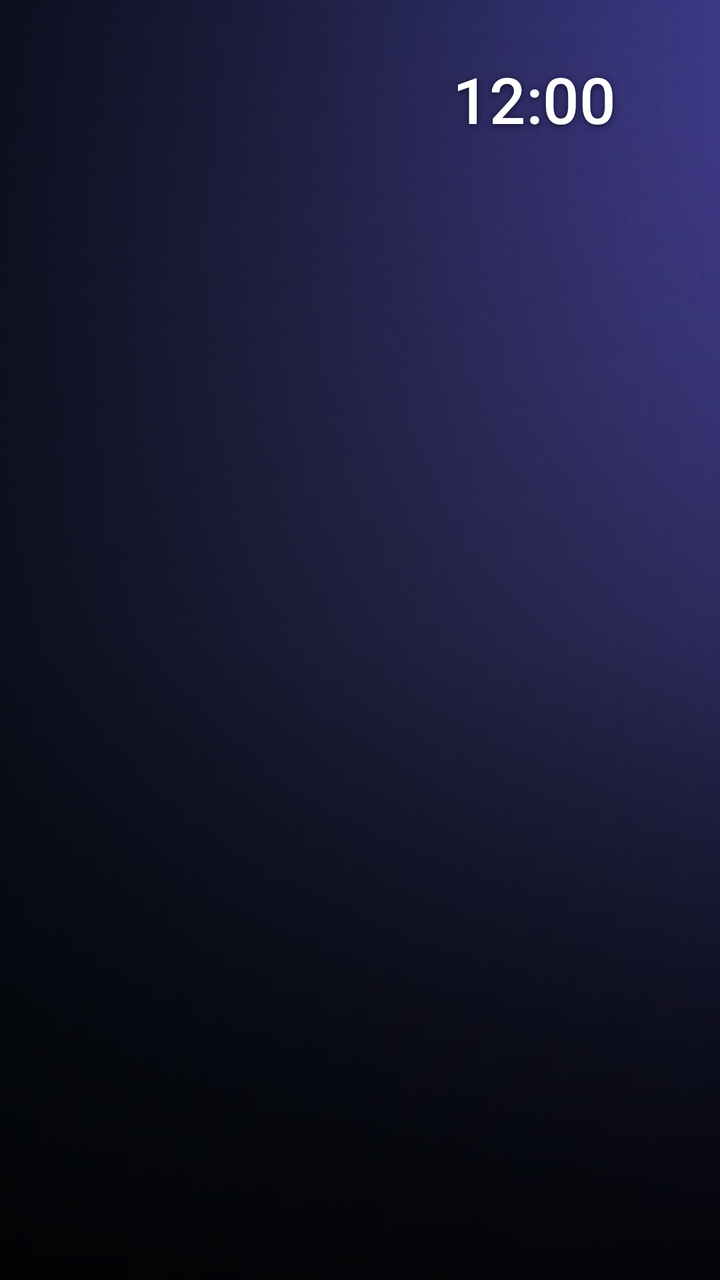
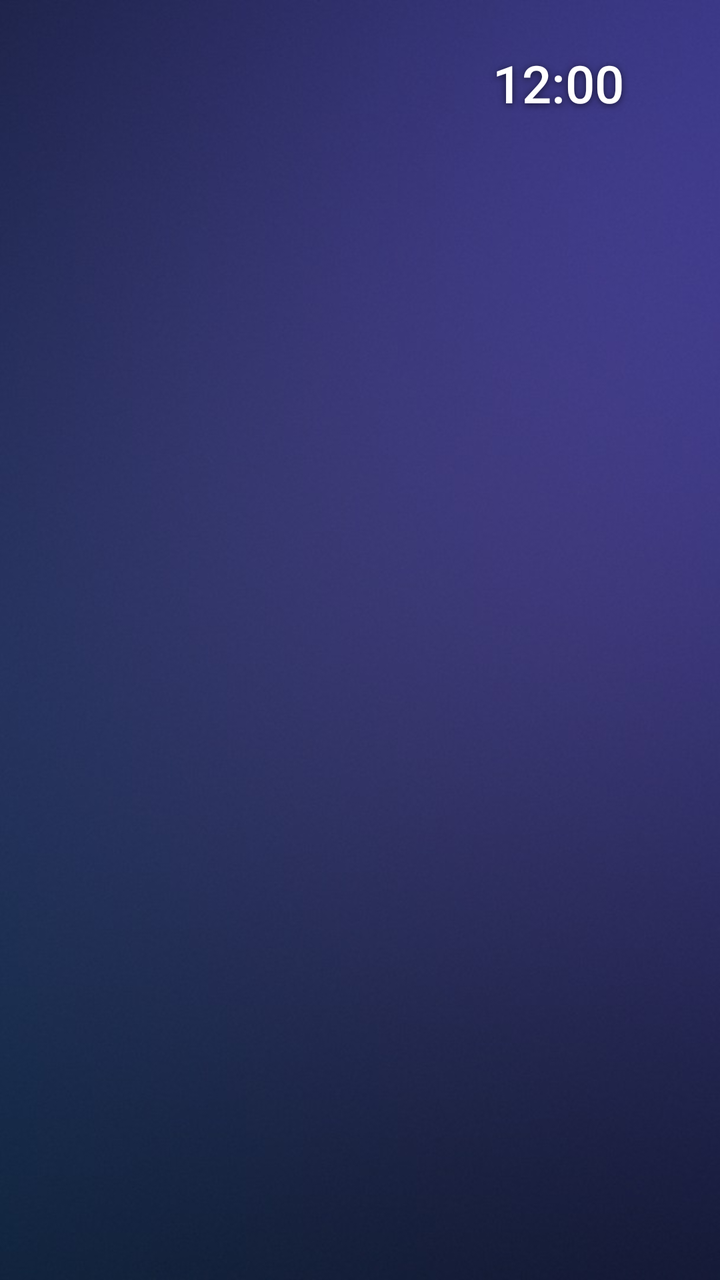

The first picture is an Android layout as it rendered before a commit; the second is the same layout after the commit. The layout source and the unified diff follow.
<!-- AndroidManifest.xml: application theme Theme.Uzi -->
<!-- res/layout/activity_main.xml -->
<?xml version="1.0" encoding="utf-8"?>
<FrameLayout xmlns:android="http://schemas.android.com/apk/res/android"
    android:id="@+id/root"
    android:layout_width="match_parent"
    android:layout_height="match_parent"
    android:background="#000000"
    android:clipChildren="false"
    android:clipToPadding="false">

    <ImageView android:id="@+id/wall" android:layout_width="match_parent" android:layout_height="match_parent"
        android:scaleType="centerCrop" android:src="@drawable/wallpaper" android:importantForAccessibility="no" />
    <ImageView android:id="@+id/bgA" android:layout_width="match_parent" android:layout_height="match_parent"
        android:scaleType="centerCrop" android:alpha="0" android:importantForAccessibility="no" />
    <ImageView android:id="@+id/bgB" android:layout_width="match_parent" android:layout_height="match_parent"
        android:scaleType="centerCrop" android:alpha="0" android:importantForAccessibility="no" />
    <View android:layout_width="match_parent" android:layout_height="match_parent" android:background="@drawable/scrim" />
    <View android:layout_width="match_parent" android:layout_height="match_parent" android:background="@drawable/scrim_left" />

    <TextClock android:id="@+id/clock"
        android:layout_width="wrap_content" android:layout_height="wrap_content"
        android:layout_gravity="top|end"
        android:layout_marginTop="28dp" android:layout_marginEnd="52dp"
        android:format12Hour="h:mm" android:format24Hour="HH:mm"
        android:fontFamily="sans-serif-medium"
        android:shadowColor="#99000000" android:shadowDy="2" android:shadowRadius="8"
        android:textColor="#FFFFFFFF" android:textSize="32sp" />

    <LinearLayout android:id="@+id/hero"
        android:layout_width="560dp" android:layout_height="wrap_content"
        android:layout_marginStart="64dp" android:layout_marginTop="84dp"
        android:orientation="vertical">
        <TextView android:id="@+id/heroSub"
            android:layout_width="wrap_content" android:layout_height="wrap_content"
            android:fontFamily="sans-serif-medium" android:textAllCaps="true" android:letterSpacing="0.08"
            android:textColor="#CCFFFFFF" android:textSize="14sp" />
        <TextView android:id="@+id/heroTitle"
            android:layout_width="wrap_content" android:layout_height="wrap_content"
            android:layout_marginTop="4dp"
            android:fontFamily="sans-serif" android:textStyle="bold"
            android:letterSpacing="-0.02" android:maxLines="2" android:ellipsize="end"
            android:textColor="#FFFFFF" android:textSize="42sp"
            android:shadowColor="#66000000" android:shadowDy="2" android:shadowRadius="10" />
        <TextView android:id="@+id/heroDesc"
            android:layout_width="wrap_content" android:layout_height="wrap_content"
            android:layout_marginTop="6dp" android:maxLines="2" android:ellipsize="end"
            android:textColor="#B3FFFFFF" android:textSize="17sp" />
    </LinearLayout>

    <androidx.recyclerview.widget.RecyclerView android:id="@+id/shelf"
        android:layout_width="match_parent" android:layout_height="wrap_content"
        android:layout_marginTop="212dp"
        android:paddingStart="64dp" android:paddingEnd="64dp" android:paddingTop="8dp"
        android:clipChildren="false" android:clipToPadding="false"
        android:overScrollMode="never" android:scrollbars="none"
        android:visibility="invisible" />

    <androidx.recyclerview.widget.RecyclerView android:id="@+id/grid"
        android:layout_width="match_parent" android:layout_height="match_parent"
        android:layout_marginTop="336dp"
        android:paddingStart="64dp" android:paddingEnd="64dp"
        android:paddingTop="20dp" android:paddingBottom="60dp"
        android:clipChildren="false" android:clipToPadding="false"
        android:descendantFocusability="afterDescendants"
        android:overScrollMode="never" android:scrollbars="none" />
</FrameLayout>
<!-- resources referenced by this layout -->
<resources>
  <!-- drawable scrim (drawable) -->
  <?xml version="1.0" encoding="utf-8"?>
  <shape xmlns:android="http://schemas.android.com/apk/res/android">
      <gradient android:angle="270" android:startColor="#00000000" android:centerColor="#40000000" android:endColor="#D9000000" />
  </shape>
  <!-- drawable scrim_left (drawable) -->
  <?xml version="1.0" encoding="utf-8"?>
  <shape xmlns:android="http://schemas.android.com/apk/res/android">
      <gradient android:angle="0" android:startColor="#99000000" android:endColor="#00000000" />
  </shape>
  <!-- drawable wallpaper: jpg bitmap (drawable-nodpi, 89108 bytes) -->
  <style name="Theme.Uzi" parent="@android:style/Theme.Material.NoActionBar.Fullscreen">
          <item name="android:windowBackground">@android:color/black</item>
          <item name="android:windowShowWallpaper">false</item>
          <item name="android:windowAnimationStyle">@null</item>
          <item name="android:colorAccent">#FFFFFF</item>
          <item name="android:alertDialogTheme">@style/Dialog.Uzi</item>
      </style>
  <style name="Dialog.Uzi" parent="@android:style/Theme.Material.Dialog.Alert">
          <item name="android:colorAccent">#FFFFFF</item>
          <item name="android:windowBackground">@drawable/dialog_bg</item>
      </style>
  <!-- drawable dialog_bg (drawable) -->
  <?xml version="1.0" encoding="utf-8"?>
  <inset xmlns:android="http://schemas.android.com/apk/res/android" android:inset="16dp">
      <shape android:shape="rectangle">
          <solid android:color="#F21C1C1E" />
          <corners android:radius="18dp" />
      </shape>
  </inset>
</resources>

<!-- the commit's change to res/layout/activity_main.xml (unified diff, before → after) -->
@@ -1,64 +1,68 @@
 <?xml version="1.0" encoding="utf-8"?>
 <FrameLayout xmlns:android="http://schemas.android.com/apk/res/android"
     android:id="@+id/root"
-    android:layout_width="match_parent"
-    android:layout_height="match_parent"
+    android:layout_width="match_parent" android:layout_height="match_parent"
     android:background="#000000"
-    android:clipChildren="false"
-    android:clipToPadding="false">
+    android:clipChildren="false" android:clipToPadding="false">
 
     <ImageView android:id="@+id/wall" android:layout_width="match_parent" android:layout_height="match_parent"
         android:scaleType="centerCrop" android:src="@drawable/wallpaper" android:importantForAccessibility="no" />
-    <ImageView android:id="@+id/bgA" android:layout_width="match_parent" android:layout_height="match_parent"
-        android:scaleType="centerCrop" android:alpha="0" android:importantForAccessibility="no" />
-    <ImageView android:id="@+id/bgB" android:layout_width="match_parent" android:layout_height="match_parent"
-        android:scaleType="centerCrop" android:alpha="0" android:importantForAccessibility="no" />
-    <View android:layout_width="match_parent" android:layout_height="match_parent" android:background="@drawable/scrim" />
-    <View android:layout_width="match_parent" android:layout_height="match_parent" android:background="@drawable/scrim_left" />
+
+    
+    <FrameLayout android:id="@+id/topWrap"
+        android:layout_width="match_parent" android:layout_height="match_parent">
+        <ImageView android:id="@+id/bgA" android:layout_width="match_parent" android:layout_height="match_parent"
+            android:scaleType="centerCrop" android:alpha="0" android:importantForAccessibility="no" />
+        <ImageView android:id="@+id/bgB" android:layout_width="match_parent" android:layout_height="match_parent"
+            android:scaleType="centerCrop" android:alpha="0" android:importantForAccessibility="no" />
+        <View android:id="@+id/artScrim" android:layout_width="match_parent" android:layout_height="match_parent"
+            android:background="@drawable/scrim" android:alpha="0" />
+        <View android:id="@+id/artScrimLeft" android:layout_width="match_parent" android:layout_height="match_parent"
+            android:background="@drawable/scrim_left" android:alpha="0" />
+
+        <LinearLayout android:id="@+id/shelfPanel"
+            android:layout_width="620dp" android:layout_height="wrap_content"
+            android:layout_marginStart="56dp" android:layout_marginTop="122dp"
+            android:alpha="0" android:orientation="vertical">
+            <TextView android:id="@+id/heroSub"
+                android:layout_width="wrap_content" android:layout_height="wrap_content"
+                android:fontFamily="sans-serif-medium" android:textAllCaps="true" android:letterSpacing="0.1"
+                android:textColor="#D9FFFFFF" android:textSize="12sp" />
+            <TextView android:id="@+id/heroTitle"
+                android:layout_width="wrap_content" android:layout_height="wrap_content"
+                android:layout_marginTop="2dp"
+                android:fontFamily="sans-serif" android:textStyle="bold" android:letterSpacing="-0.02"
+                android:maxLines="1" android:ellipsize="end"
+                android:shadowColor="#66000000" android:shadowDy="2" android:shadowRadius="10"
+                android:textColor="#FFFFFF" android:textSize="44sp" />
+            <TextView android:id="@+id/heroDesc"
+                android:layout_width="wrap_content" android:layout_height="wrap_content"
+                android:layout_marginTop="2dp" android:maxLines="1" android:ellipsize="end"
+                android:textColor="#C7FFFFFF" android:textSize="15sp" />
+            <LinearLayout
+                android:layout_width="wrap_content" android:layout_height="wrap_content"
+                android:layout_marginTop="16dp" android:clipChildren="false" android:orientation="horizontal">
+                <TextView android:id="@+id/btnPlay" style="@style/UziButton" android:text="▶  Play" />
+                <TextView android:id="@+id/btnOpen" style="@style/UziButton" android:layout_marginStart="11dp" />
+            </LinearLayout>
+            <LinearLayout android:id="@+id/dots"
+                android:layout_width="wrap_content" android:layout_height="wrap_content"
+                android:layout_marginTop="15dp" android:gravity="center_vertical" android:orientation="horizontal" />
+        </LinearLayout>
+    </FrameLayout>
 
     <TextClock android:id="@+id/clock"
         android:layout_width="wrap_content" android:layout_height="wrap_content"
         android:layout_gravity="top|end"
-        android:layout_marginTop="28dp" android:layout_marginEnd="52dp"
+        android:layout_marginTop="24dp" android:layout_marginEnd="48dp"
         android:format12Hour="h:mm" android:format24Hour="HH:mm"
         android:fontFamily="sans-serif-medium"
         android:shadowColor="#99000000" android:shadowDy="2" android:shadowRadius="8"
-        android:textColor="#FFFFFFFF" android:textSize="32sp" />
-
-    <LinearLayout android:id="@+id/hero"
-        android:layout_width="560dp" android:layout_height="wrap_content"
-        android:layout_marginStart="64dp" android:layout_marginTop="84dp"
-        android:orientation="vertical">
-        <TextView android:id="@+id/heroSub"
-            android:layout_width="wrap_content" android:layout_height="wrap_content"
-            android:fontFamily="sans-serif-medium" android:textAllCaps="true" android:letterSpacing="0.08"
-            android:textColor="#CCFFFFFF" android:textSize="14sp" />
-        <TextView android:id="@+id/heroTitle"
-            android:layout_width="wrap_content" android:layout_height="wrap_content"
-            android:layout_marginTop="4dp"
-            android:fontFamily="sans-serif" android:textStyle="bold"
-            android:letterSpacing="-0.02" android:maxLines="2" android:ellipsize="end"
-            android:textColor="#FFFFFF" android:textSize="42sp"
-            android:shadowColor="#66000000" android:shadowDy="2" android:shadowRadius="10" />
-        <TextView android:id="@+id/heroDesc"
-            android:layout_width="wrap_content" android:layout_height="wrap_content"
-            android:layout_marginTop="6dp" android:maxLines="2" android:ellipsize="end"
-            android:textColor="#B3FFFFFF" android:textSize="17sp" />
-    </LinearLayout>
-
-    <androidx.recyclerview.widget.RecyclerView android:id="@+id/shelf"
-        android:layout_width="match_parent" android:layout_height="wrap_content"
-        android:layout_marginTop="212dp"
-        android:paddingStart="64dp" android:paddingEnd="64dp" android:paddingTop="8dp"
-        android:clipChildren="false" android:clipToPadding="false"
-        android:overScrollMode="never" android:scrollbars="none"
-        android:visibility="invisible" />
+        android:textColor="#FFFFFFFF" android:textSize="26sp" />
 
     <androidx.recyclerview.widget.RecyclerView android:id="@+id/grid"
         android:layout_width="match_parent" android:layout_height="match_parent"
-        android:layout_marginTop="336dp"
-        android:paddingStart="64dp" android:paddingEnd="64dp"
-        android:paddingTop="20dp" android:paddingBottom="60dp"
+        android:paddingTop="344dp" android:paddingBottom="48dp"
         android:clipChildren="false" android:clipToPadding="false"
         android:descendantFocusability="afterDescendants"
         android:overScrollMode="never" android:scrollbars="none" />
<!-- resource entries referenced after the edit -->
@@ -3,14 +3,31 @@
   <!-- drawable scrim (drawable) -->
   <?xml version="1.0" encoding="utf-8"?>
   <shape xmlns:android="http://schemas.android.com/apk/res/android">
-      <gradient android:angle="270" android:startColor="#00000000" android:centerColor="#40000000" android:endColor="#D9000000" />
+      <gradient android:angle="270" android:type="linear"
+          android:startColor="#00000000" android:centerColor="#80000000" android:endColor="#F2000000"
+          android:centerY="0.55" />
   </shape>
   <!-- drawable scrim_left (drawable) -->
   <?xml version="1.0" encoding="utf-8"?>
   <shape xmlns:android="http://schemas.android.com/apk/res/android">
-      <gradient android:angle="0" android:startColor="#99000000" android:endColor="#00000000" />
+      <gradient android:angle="0" android:startColor="#B3000000" android:centerColor="#40000000" android:endColor="#00000000" android:centerX="0.4" />
   </shape>
   <!-- drawable wallpaper: jpg bitmap (drawable-nodpi, 89108 bytes) -->
+  <style name="UziButton">
+          <item name="android:layout_width">wrap_content</item>
+          <item name="android:layout_height">wrap_content</item>
+          <item name="android:background">@drawable/btn_bg</item>
+          <item name="android:textColor">@color/btn_text</item>
+          <item name="android:textSize">14sp</item>
+          <item name="android:fontFamily">sans-serif-medium</item>
+          <item name="android:paddingStart">20dp</item>
+          <item name="android:paddingEnd">20dp</item>
+          <item name="android:paddingTop">8dp</item>
+          <item name="android:paddingBottom">8dp</item>
+          <item name="android:focusable">false</item>
+          <item name="android:clickable">true</item>
+          <item name="android:singleLine">true</item>
+      </style>
   <style name="Theme.Uzi" parent="@android:style/Theme.Material.NoActionBar.Fullscreen">
           <item name="android:windowBackground">@android:color/black</item>
           <item name="android:windowShowWallpaper">false</item>
@@ -18,6 +35,16 @@
           <item name="android:colorAccent">#FFFFFF</item>
           <item name="android:alertDialogTheme">@style/Dialog.Uzi</item>
       </style>
+  <!-- drawable btn_bg (drawable) -->
+  <?xml version="1.0" encoding="utf-8"?>
+  <selector xmlns:android="http://schemas.android.com/apk/res/android">
+      <item android:state_focused="true">
+          <shape><solid android:color="#FFFFFFFF" /><corners android:radius="8dp" /></shape>
+      </item>
+      <item>
+          <shape><solid android:color="#33FFFFFF" /><corners android:radius="8dp" /></shape>
+      </item>
+  </selector>
   <style name="Dialog.Uzi" parent="@android:style/Theme.Material.Dialog.Alert">
           <item name="android:colorAccent">#FFFFFF</item>
           <item name="android:windowBackground">@drawable/dialog_bg</item>
